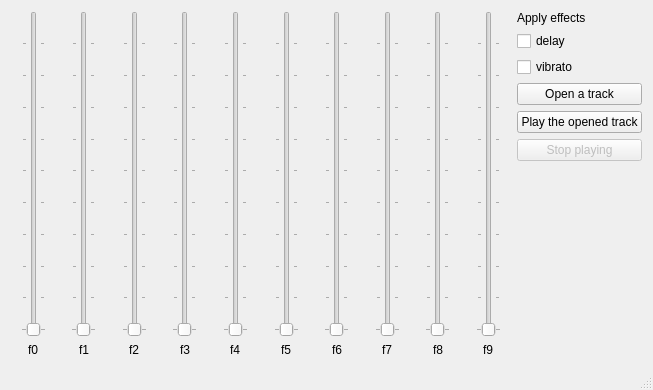
The window that mainwindow.ui (feakuru/fealizer) describes before a commit, drawn with Qt 5.
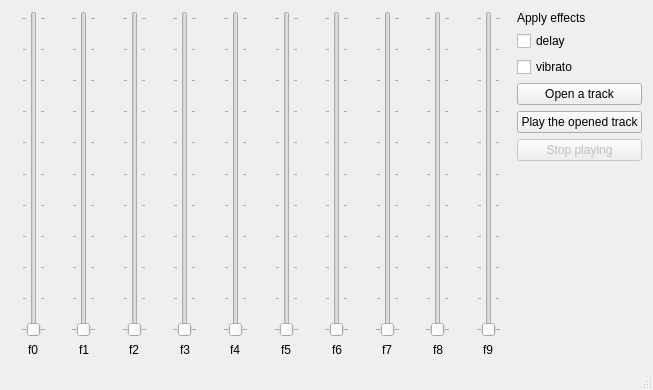
The same window after the commit.

```diff
--- a/mainwindow.ui
+++ b/mainwindow.ui
@@ -20,6 +20,12 @@
       <item alignment="Qt::AlignHCenter">
        <widget class="QSlider" name="verticalSlider">
         <property name="minimum">
+         <number>0</number>
+        </property>
+        <property name="maximum">
+         <number>10</number>
+        </property>
+        <property name="singleStep">
          <number>1</number>
         </property>
         <property name="orientation">
@@ -35,7 +41,7 @@
          <enum>QSlider::TicksBothSides</enum>
         </property>
         <property name="tickInterval">
-         <number>10</number>
+         <number>1</number>
         </property>
        </widget>
       </item>
@@ -53,7 +59,10 @@
       <item alignment="Qt::AlignHCenter">
        <widget class="QSlider" name="verticalSlider_2">
         <property name="minimum">
-         <number>1</number>
+         <number>0</number>
+        </property>
+        <property name="maximum">
+         <number>10</number>
         </property>
         <property name="orientation">
          <enum>Qt::Vertical</enum>
@@ -62,7 +71,7 @@
          <enum>QSlider::TicksBothSides</enum>
         </property>
         <property name="tickInterval">
-         <number>10</number>
+         <number>1</number>
         </property>
        </widget>
       </item>
@@ -80,7 +89,10 @@
       <item alignment="Qt::AlignHCenter">
        <widget class="QSlider" name="verticalSlider_3">
         <property name="minimum">
-         <number>1</number>
+         <number>0</number>
+        </property>
+        <property name="maximum">
+         <number>10</number>
         </property>
         <property name="orientation">
          <enum>Qt::Vertical</enum>
@@ -89,7 +101,7 @@
          <enum>QSlider::TicksBothSides</enum>
         </property>
         <property name="tickInterval">
-         <number>10</number>
+         <number>1</number>
         </property>
        </widget>
       </item>
@@ -107,7 +119,10 @@
       <item alignment="Qt::AlignHCenter">
        <widget class="QSlider" name="verticalSlider_4">
         <property name="minimum">
-         <number>1</number>
+         <number>0</number>
+        </property>
+        <property name="maximum">
+         <number>10</number>
         </property>
         <property name="orientation">
          <enum>Qt::Vertical</enum>
@@ -116,7 +131,7 @@
          <enum>QSlider::TicksBothSides</enum>
         </property>
         <property name="tickInterval">
-         <number>10</number>
+         <number>1</number>
         </property>
        </widget>
       </item>
@@ -134,7 +149,10 @@
       <item alignment="Qt::AlignHCenter">
        <widget class="QSlider" name="verticalSlider_5">
         <property name="minimum">
-         <number>1</number>
+         <number>0</number>
+        </property>
+        <property name="maximum">
+         <number>10</number>
         </property>
         <property name="orientation">
          <enum>Qt::Vertical</enum>
@@ -143,7 +161,7 @@
          <enum>QSlider::TicksBothSides</enum>
         </property>
         <property name="tickInterval">
-         <number>10</number>
+         <number>1</number>
         </property>
        </widget>
       </item>
@@ -161,7 +179,10 @@
       <item alignment="Qt::AlignHCenter">
        <widget class="QSlider" name="verticalSlider_6">
         <property name="minimum">
-         <number>1</number>
+         <number>0</number>
+        </property>
+        <property name="maximum">
+         <number>10</number>
         </property>
         <property name="orientation">
          <enum>Qt::Vertical</enum>
@@ -170,7 +191,7 @@
          <enum>QSlider::TicksBothSides</enum>
         </property>
         <property name="tickInterval">
-         <number>10</number>
+         <number>1</number>
         </property>
        </widget>
       </item>
@@ -188,7 +209,10 @@
       <item alignment="Qt::AlignHCenter">
        <widget class="QSlider" name="verticalSlider_7">
         <property name="minimum">
-         <number>1</number>
+         <number>0</number>
+        </property>
+        <property name="maximum">
+         <number>10</number>
         </property>
         <property name="orientation">
          <enum>Qt::Vertical</enum>
@@ -197,7 +221,7 @@
          <enum>QSlider::TicksBothSides</enum>
         </property>
         <property name="tickInterval">
-         <number>10</number>
+         <number>1</number>
         </property>
        </widget>
       </item>
@@ -215,7 +239,10 @@
       <item alignment="Qt::AlignHCenter">
        <widget class="QSlider" name="verticalSlider_8">
         <property name="minimum">
-         <number>1</number>
+         <number>0</number>
+        </property>
+        <property name="maximum">
+         <number>10</number>
         </property>
         <property name="orientation">
          <enum>Qt::Vertical</enum>
@@ -224,7 +251,7 @@
          <enum>QSlider::TicksBothSides</enum>
         </property>
         <property name="tickInterval">
-         <number>10</number>
+         <number>1</number>
         </property>
        </widget>
       </item>
@@ -242,7 +269,10 @@
       <item alignment="Qt::AlignHCenter">
        <widget class="QSlider" name="verticalSlider_9">
         <property name="minimum">
-         <number>1</number>
+         <number>0</number>
+        </property>
+        <property name="maximum">
+         <number>10</number>
         </property>
         <property name="orientation">
          <enum>Qt::Vertical</enum>
@@ -251,7 +281,7 @@
          <enum>QSlider::TicksBothSides</enum>
         </property>
         <property name="tickInterval">
-         <number>10</number>
+         <number>1</number>
         </property>
        </widget>
       </item>
@@ -269,7 +299,10 @@
       <item alignment="Qt::AlignHCenter">
        <widget class="QSlider" name="verticalSlider_10">
         <property name="minimum">
-         <number>1</number>
+         <number>0</number>
+        </property>
+        <property name="maximum">
+         <number>10</number>
         </property>
         <property name="orientation">
          <enum>Qt::Vertical</enum>
@@ -278,7 +311,7 @@
          <enum>QSlider::TicksBothSides</enum>
         </property>
         <property name="tickInterval">
-         <number>10</number>
+         <number>1</number>
         </property>
        </widget>
       </item>
```
Left out of the diff: 165 changed lines with no effect on the pictures.
